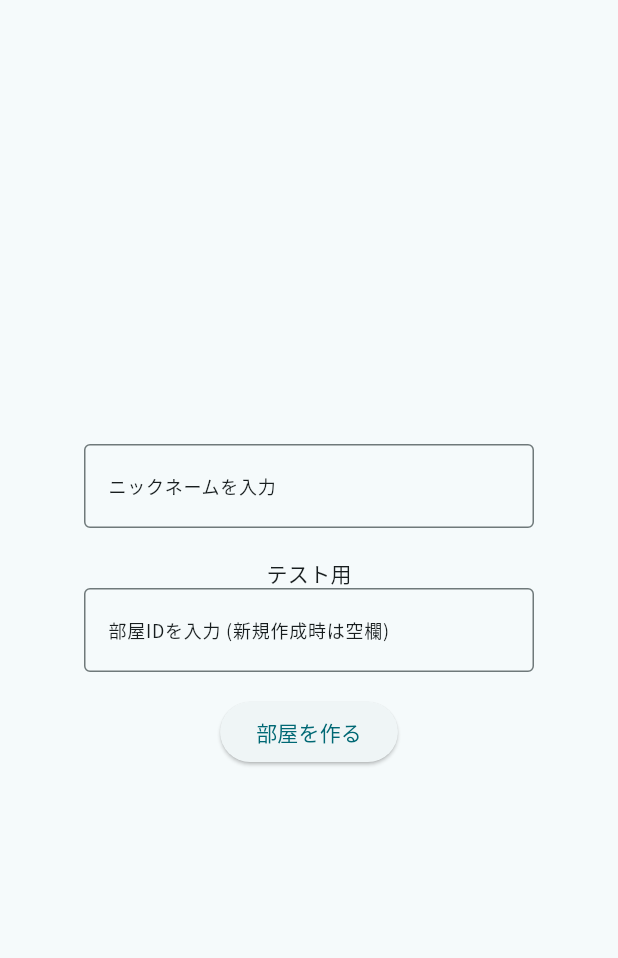
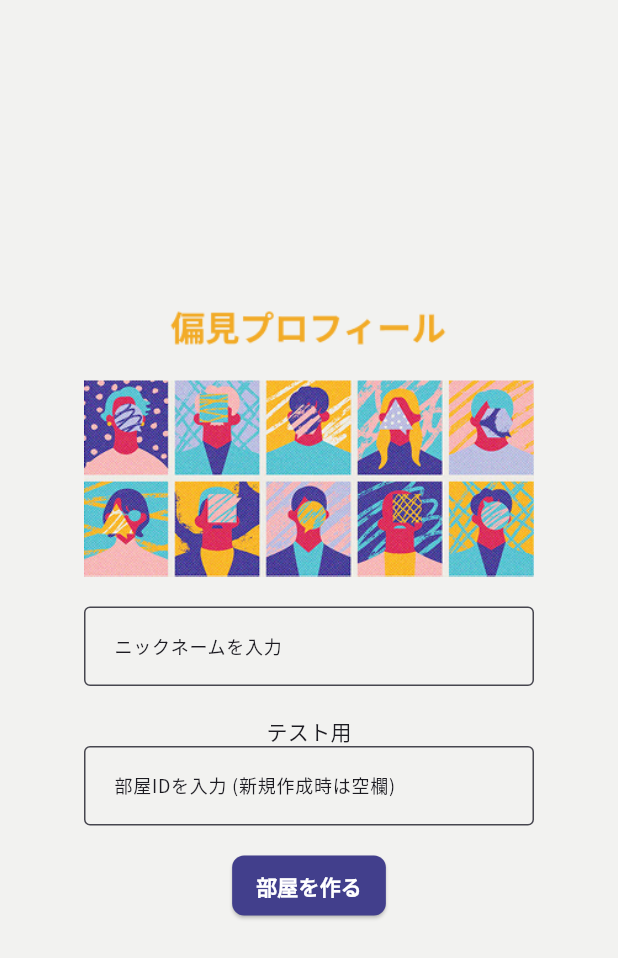
Before and after one commit to DaichiK0919/bias-profile, a Flutter app: the screen it shows after launch, on a phone screen of 412 x 824 dp. Shown: the top 958 px of the screen. Run offline on Flutter 3.47's test engine with Material 3 defaults, Android fonts, the light colour scheme and no system bars; our stand-ins replace cloud_firestore, firebase_core, flutter_dotenv; accounts and stored records are empty; statements that could not run were skipped.

Commit message:
Feature/scrum 65,66 (#17)
* refactor: Organize constants and theme with improved structure

* first commit

* 豆腐対策

```diff
--- a/lib/Pages/RoomCreateandJoinPage.dart
+++ b/lib/Pages/RoomCreateandJoinPage.dart
@@ -69,7 +69,7 @@ class _RoomCreateandJoinPageState extends State<RoomCreateandJoinPage> {
           builder: (context) {
             return ProgressDialog(titleText: '参加申請中です・・・');
           });
-      await Future.delayed(Duration(seconds: kProcessingDuration));
+      await Future.delayed(Duration(seconds: AppDurations.processingDuration));
 
       if (roomSnapshot.exists) {
         Map<String, dynamic> roomData = await getRoomSnapshotAsMap(roomId);
--- a/lib/commons/constants.dart
+++ b/lib/commons/constants.dart
@@ -1,11 +1,33 @@
-final double kSizeBoxHeight = 16.0;
-final double kPaddingMedium = 8.0;
-final double kPaddingLarge = 16.0;
-final double kFontSizeMedium = 14.0;
-final double kFontSizeLarge = 28.0;
-final double kMarginLarge = 16.0;
-final double kMarginMedium = 14.0;
-final int kProcessingDuration = 3;
-final double kProfileImageWidth = 195;
-final double kProfileImageHeight = 285;
-final int kProfileMaxLine = 3;
+import 'package:flutter/material.dart';
+
+class AppDimensions {
+  static const double sizeBoxHeight = 16.0;
+  static const double paddingSmall = 4.0;
+  static const double paddingMedium = 8.0;
+  static const double paddingLarge = 16.0;
+  static const double marginSmall = 4.0;
+  static const double marginMedium = 14.0;
+  static const double marginLarge = 16.0;
+
+  static const double fontSizeSmall = 12.0;
+  static const double fontSizeMedium = 14.0;
+  static const double fontSizeLarge = 28.0;
+}
+
+class AppColors {
+  static const primary = Color(0xFF423F8C);
+  static const secondary = Color(0xFFF2AB27);
+  static const tertiary = Color(0xFFB8BDD9);
+  static const background = Color(0xFFF2F2F0);
+  static const error = Color(0xFFBA1A1A);
+}
+
+class ProfileConstants {
+  static const double imageWidth = 195;
+  static const double imageHeight = 285;
+  static const int maxLines = 3;
+}
+
+class AppDurations {
+  static const int processingDuration = 3;
+}
--- /dev/null
+++ b/lib/commons/theme.dart
@@ -0,0 +1,107 @@
+import 'package:flutter/material.dart';
+import 'constants.dart';
+
+class AppTheme {
+  static ThemeData get lightTheme {
+    return ThemeData(
+      colorScheme: ColorScheme.fromSeed(
+        seedColor: AppColors.primary,
+        surfaceTint: Colors.transparent,
+        secondary: AppColors.secondary,
+        tertiary: AppColors.tertiary,
+        error: AppColors.error,
+      ),
+      scaffoldBackgroundColor: AppColors.background,
+      fontFamily: 'NotoSansJP',// 豆腐対策
+
+      textTheme: TextTheme(
+        displayLarge: TextStyle(
+          fontSize: AppDimensions.fontSizeLarge,
+          fontWeight: FontWeight.bold,
+          color: AppColors.primary,
+        ),
+        bodyLarge: TextStyle(
+          fontSize: AppDimensions.fontSizeMedium,
+          fontWeight: FontWeight.normal,
+        ),
+        bodyMedium: TextStyle(
+          fontSize: AppDimensions.fontSizeMedium,
+          fontWeight: FontWeight.normal,
+        ),
+        labelLarge: TextStyle(
+          fontSize: AppDimensions.fontSizeMedium,
+          fontWeight: FontWeight.bold,
+        ),
+      ),
+
+      appBarTheme: AppBarTheme(
+        backgroundColor: AppColors.primary,
+        foregroundColor: Colors.white,
+      ),
+
+      cardTheme: CardTheme(
+        color: AppColors.tertiary,
+        elevation: 0,
+        shape: RoundedRectangleBorder(
+          borderRadius: BorderRadius.circular(AppDimensions.paddingMedium),
+        ),
+        margin: EdgeInsets.all(AppDimensions.marginMedium),
+      ),
+
+      elevatedButtonTheme: ElevatedButtonThemeData(
+        style: ElevatedButton.styleFrom(
+          backgroundColor: AppColors.primary,
+          foregroundColor: Colors.white,
+          padding: EdgeInsets.symmetric(
+            horizontal: AppDimensions.paddingLarge,
+            vertical: AppDimensions.paddingMedium,
+          ),
+          shape: RoundedRectangleBorder(
+            borderRadius: BorderRadius.circular(AppDimensions.paddingMedium),
+          ),
+        ),
+      ),
+
+      inputDecorationTheme: InputDecorationTheme(
+        filled: true,
+        fillColor: AppColors.background,
+        border: OutlineInputBorder(
+          borderRadius: BorderRadius.circular(AppDimensions.paddingMedium),
+          borderSide: BorderSide.none,
+        ),
+        contentPadding: EdgeInsets.all(AppDimensions.paddingLarge),
+        errorStyle: TextStyle(
+          color: AppColors.error,
+          fontSize: AppDimensions.fontSizeSmall,
+          fontFamily: 'NotoSansJP',// 豆腐対策
+        ),
+      ),
+
+      dialogTheme: DialogTheme(
+        backgroundColor: AppColors.background,
+        shape: RoundedRectangleBorder(
+          borderRadius: BorderRadius.circular(AppDimensions.paddingMedium),
+        ),
+        titleTextStyle: TextStyle(
+          fontSize: AppDimensions.fontSizeMedium,
+          fontWeight: FontWeight.bold,
+          fontFamily: 'NotoSansJP',// 豆腐対策
+          color: AppColors.primary,
+        ),
+      ),
+
+      snackBarTheme: SnackBarThemeData(
+        backgroundColor: AppColors.primary,
+        contentTextStyle: TextStyle(
+          fontSize: AppDimensions.fontSizeMedium,
+          fontFamily: 'NotoSansJP',// 豆腐対策
+          color: Colors.white,
+        ),
+        shape: RoundedRectangleBorder(
+          borderRadius: BorderRadius.circular(AppDimensions.paddingMedium),
+        ),
+        behavior: SnackBarBehavior.floating,
+      ),
+    );
+  }
+}
--- a/lib/components/PlayerList.dart
+++ b/lib/components/PlayerList.dart
@@ -16,13 +16,13 @@ class PlayerList extends StatelessWidget {
   Widget build(BuildContext context) {
     return Container(
       width: double.infinity,
-      margin: EdgeInsets.symmetric(vertical: kMarginLarge),
+      margin: EdgeInsets.symmetric(vertical: AppDimensions.marginLarge),
       decoration: BoxDecoration(
-        color: Colors.grey,
+        color: AppColors.tertiary,
         borderRadius: BorderRadius.circular(12.0),
       ),
       child: Padding(
-        padding: EdgeInsets.all(kPaddingLarge),
+        padding: EdgeInsets.all(AppDimensions.paddingLarge),
         child: Column(
           crossAxisAlignment: CrossAxisAlignment.start,
           children: [
--- a/lib/components/ProgressDialog.dart
+++ b/lib/components/ProgressDialog.dart
@@ -15,7 +15,7 @@ class ProgressDialog extends StatelessWidget {
       title: Text(titleText),
       children: [
         Padding(
-          padding: EdgeInsets.all(kPaddingLarge),
+          padding: EdgeInsets.all(AppDimensions.paddingLarge),
           child: Center(
             child: CircularProgressIndicator(),
           ),
--- a/lib/components/RoomEntryForm.dart
+++ b/lib/components/RoomEntryForm.dart
@@ -79,6 +79,7 @@ class _RoomEntryFormState extends State<RoomEntryForm> {
   Widget build(BuildContext context) {
     return Container(
       width: widget.containerWidth,
+      height: MediaQuery.of(context).size.height,
       child: Column(
         mainAxisAlignment: MainAxisAlignment.center,
         children: [
@@ -86,6 +87,10 @@ class _RoomEntryFormState extends State<RoomEntryForm> {
             key: _formKey,
             child: Column(
               children: [
+                Image.asset(
+                  'assets/images/home_icon.png',
+                ),
+                SizedBox(height: 20),
                 TextFormField(
                   validator: (value) {
                     if (value == null || value.isEmpty) {
@@ -117,7 +122,7 @@ class _RoomEntryFormState extends State<RoomEntryForm> {
             ),
           ),
           Padding(
-            padding: EdgeInsets.all(kPaddingLarge),
+            padding: EdgeInsets.all(AppDimensions.paddingLarge),
             child: Row(
               mainAxisAlignment: MainAxisAlignment.spaceEvenly,
               children: [
--- a/lib/main.dart
+++ b/lib/main.dart
@@ -5,6 +5,7 @@ import 'package:firebase_core/firebase_core.dart';
 import 'commons/firebase_options.dart';
 import 'package:flutter_dotenv/flutter_dotenv.dart';
 import 'package:bias_profile/UItest/UItest_ProfileInputForm.dart';
+import 'commons/theme.dart';
 
 void main() async {
   await dotenv.load(fileName: "assets/.env");
@@ -21,10 +22,7 @@ class MyApp extends StatelessWidget {
   Widget build(BuildContext context) {
     return MaterialApp(
       title: '偏見プロフィール',
-      theme: ThemeData(
-        colorScheme: ColorScheme.fromSeed(seedColor: Colors.grey),
-        fontFamily: 'NotoSansJP',
-      ),
+      theme: AppTheme.lightTheme,
       // initialRoute: '/uitest', //for test  UI検証用　遷移後のページのUI作成が難儀にしてきたので
       routes: {
         '/': (context) => const HomePage(),
--- a/lib/util/RoomStatusMonitor.dart
+++ b/lib/util/RoomStatusMonitor.dart
@@ -48,7 +48,7 @@ mixin RoomStatusMonitor<T extends StatefulWidget> on State<T> {
             builder: (BuildContext context) =>
                 ProgressDialog(titleText: 'ターンを開始する準備をしています。'),
           );
-          await Future.delayed(Duration(seconds: kProcessingDuration));
+          await Future.delayed(Duration(seconds: AppDurations.processingDuration));
           Navigator.pushReplacement(
             context,
             MaterialPageRoute(
--- a/pubspec.yaml
+++ b/pubspec.yaml
@@ -65,6 +65,7 @@ flutter:
   # To add assets to your application, add an assets section, like this:
   assets:
     - assets/.env
+    - assets/images/
   #   - images/a_dot_ham.jpeg
 
   # An image asset can refer to one or more resolution-specific "variants", see
```
Also changed, not shown: lib/UItest/UItest_ProfileInputForm.dart (+4 -4 lines), lib/components/ProfileInputForm.dart (+7 -7 lines), lib/components/RoomInProgressForm.dart (+4 -4 lines), lib/components/RoomRecruitingForm.dart (+8 -8 lines), assets/images/home_icon.png (added), pubspec.lock.
